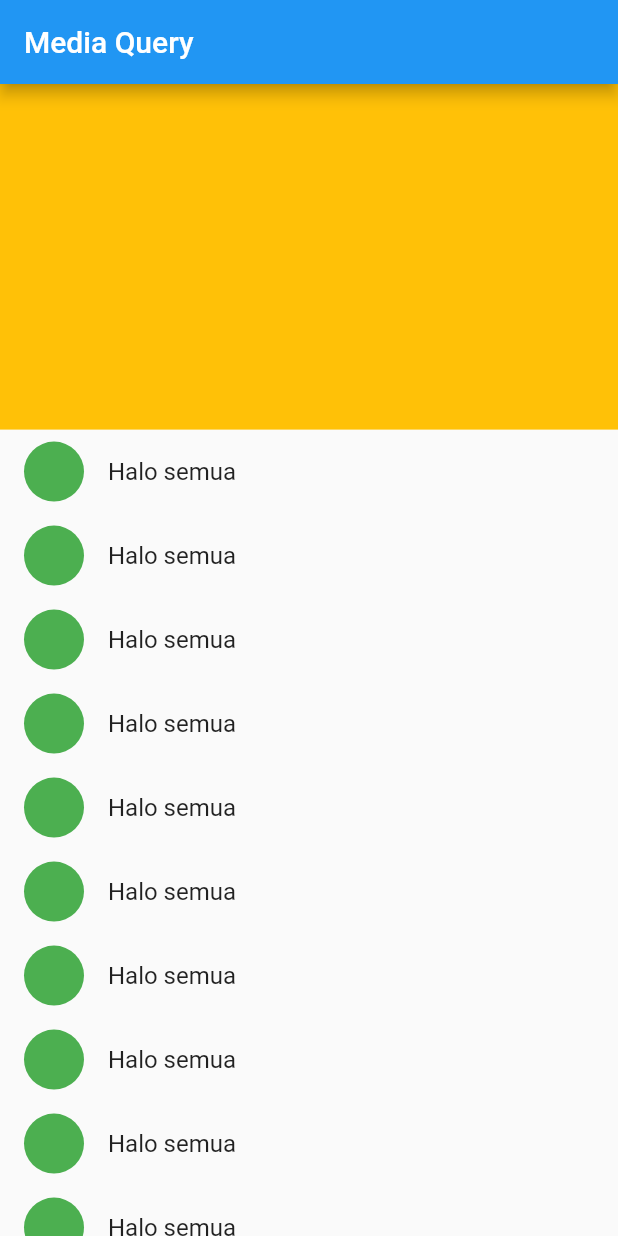
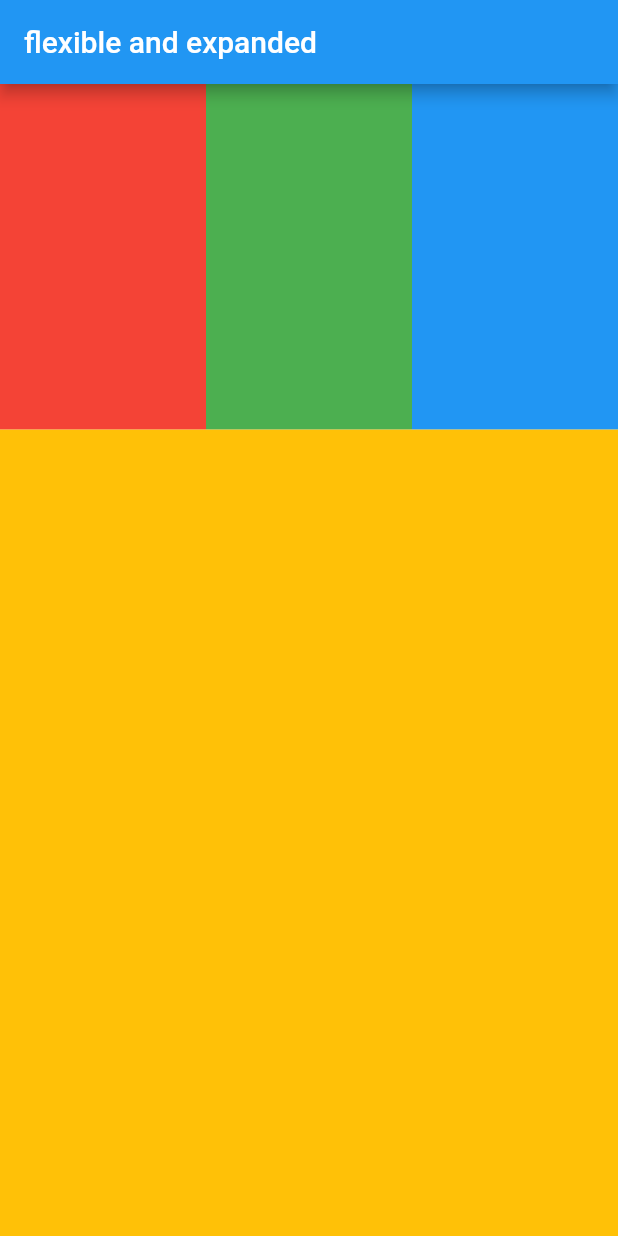
Before and after one commit to alfarelzaki/dart_fundamental, a Flutter app: the screen it shows after launch, on a phone screen of 412 x 824 dp. Run offline on Flutter 3.47's test engine with Material 2 defaults, Android fonts, the phone set to English and light mode, and no system bars; our stand-ins replace faker.

Commit message:
flexible and expanded widget

```diff
--- a/lib/main.dart
+++ b/lib/main.dart
@@ -28,75 +28,43 @@ class MyApp extends StatelessWidget {
 class HomePage extends StatelessWidget {
   @override
   Widget build(BuildContext context) {
-    final mediaQueryHeight = MediaQuery.of(context).size.height;
-    final mediaQueryWidth = MediaQuery.of(context).size.width;
-    final myAppBar = AppBar(
-      title: Text("Media Query"),
-    );
-
-    final mediaQueryBody = mediaQueryHeight -
-        myAppBar.preferredSize.height -
-        MediaQuery.of(context).padding.top;
-
-    final isLandscape =
-        (MediaQuery.of(context).orientation == Orientation.landscape);
-
     return Scaffold(
-      appBar: myAppBar,
-      body: Center(
-        child: (isLandscape)
-            ? Column(
+        appBar: AppBar(
+          title: Text("flexible and expanded"),
+        ),
+        body: Column(
+          children: [
+            Expanded(
+              flex: 3,
+              child: Row(
                 children: [
-                  Container(
-                    width: mediaQueryWidth,
-                    height: mediaQueryBody * 0.5,
-                    color: Colors.amber,
+                  Flexible(
+                    fit: FlexFit.tight,
+                    child: Container(
+                      color: Colors.red,
+                    ),
                   ),
-                  Container(
-                    width: mediaQueryWidth,
-                    height: mediaQueryBody * 0.5,
-                    child: GridView.builder(
-                        gridDelegate: SliverGridDelegateWithFixedCrossAxisCount(
-                          crossAxisCount: 4,
-                          mainAxisSpacing: 16,
-                          crossAxisSpacing: 16,
-                        ),
-                        itemCount: 20,
-                        itemBuilder: (context, index) {
-                          return GridTile(
-                            child: Container(
-                              color: Color.fromARGB(255, Random().nextInt(256),
-                                  Random().nextInt(256), Random().nextInt(256)),
-                            ),
-                          );
-                        }),
+                  Expanded(
+                    child: Container(
+                      color: Colors.green,
+                    ),
                   ),
-                ],
-              )
-            : Column(
-                children: [
-                  Container(
-                    width: mediaQueryWidth,
-                    height: mediaQueryBody * 0.3,
-                    color: Colors.amber,
-                  ),
-                  Container(
-                    width: mediaQueryWidth,
-                    height: mediaQueryBody * 0.7,
-                    child: ListView.builder(
-                        itemCount: 20,
-                        itemBuilder: (context, index) {
-                          return ListTile(
-                            leading: CircleAvatar(
-                              backgroundColor: Colors.green,
-                            ),
-                            title: Text("Halo semua"),
-                          );
-                        }),
+                  Flexible(
+                    fit: FlexFit.tight,
+                    child: Container(
+                      color: Colors.blue,
+                    ),
                   ),
                 ],
               ),
-      ),
-    );
+            ),
+            Expanded(
+              flex: 7,
+              child: Container(
+                color: Colors.amber,
+              ),
+            )
+          ],
+        ));
   }
 }
```
